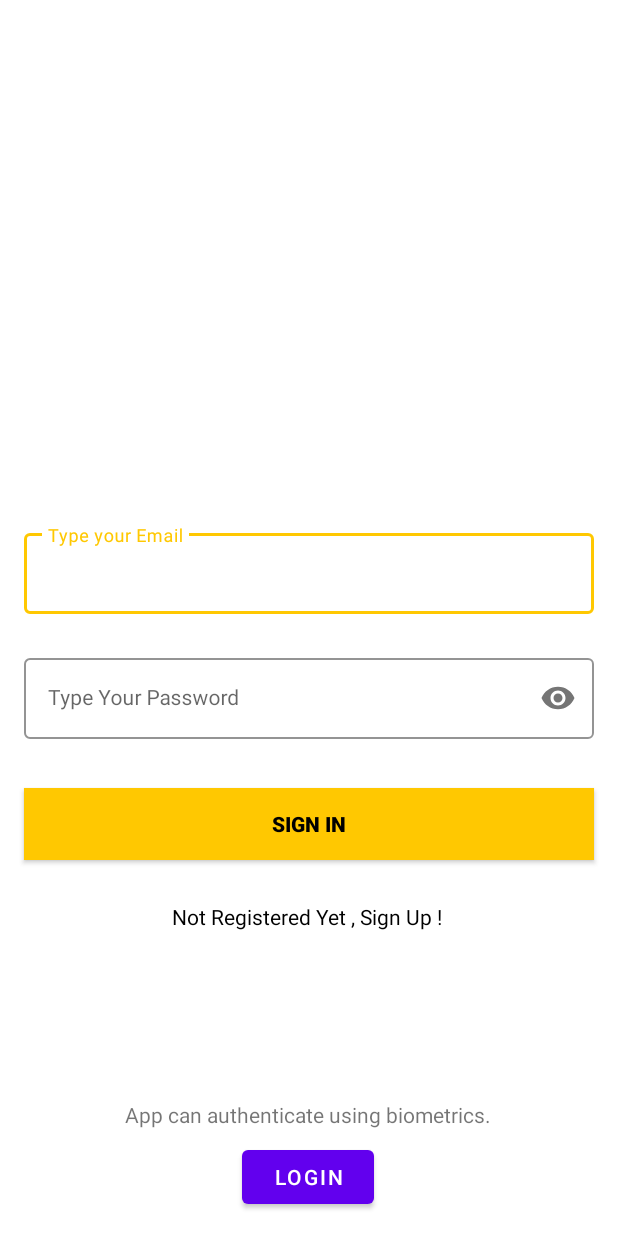
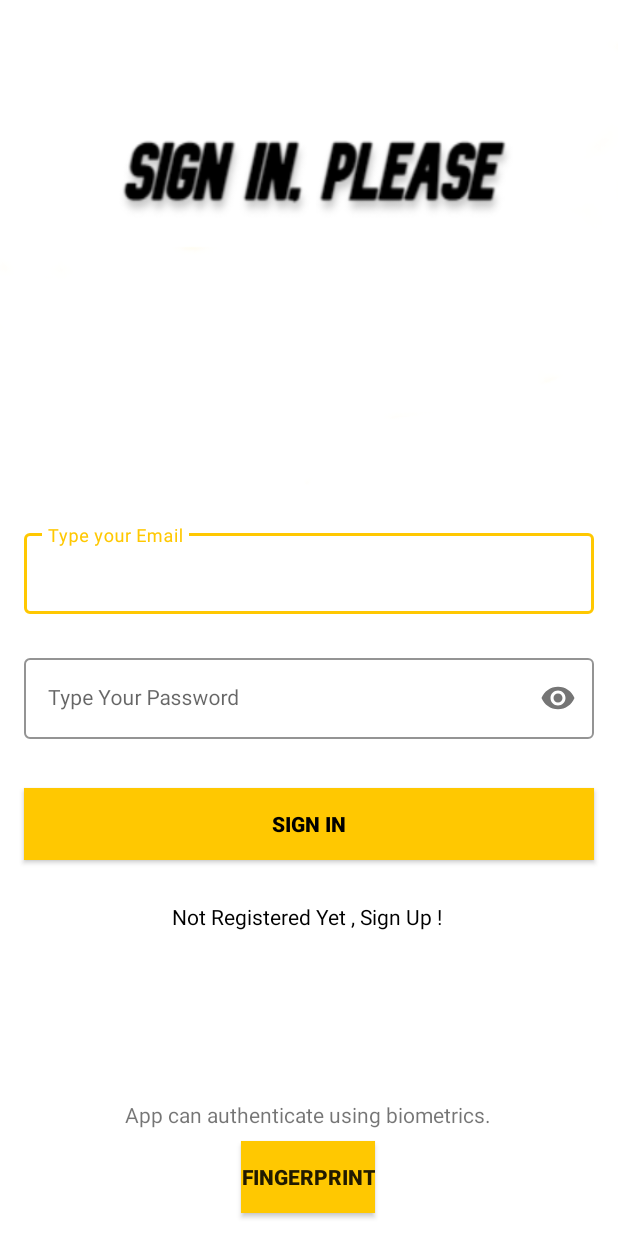
Before and after one commit to dicky1218/musicApp, an Android app: the screen it shows after launch (LoginActivity), on a phone screen of 412 x 824 dp. Run offline under Robolectric (Android 15) with nearby library versions, the phone set to English and light mode, and no system bars; our stand-ins replace Firebase (no records; nobody signed in at launch, a user with empty details on screens opened directly).

Commit message:
background

```diff
--- a/app/src/main/res/layout/activity_login.xml
+++ b/app/src/main/res/layout/activity_login.xml
@@ -4,6 +4,7 @@
     xmlns:tools="http://schemas.android.com/tools"
     android:layout_width="match_parent"
     android:layout_height="match_parent"
+    android:background="@drawable/signin_screen"
     tools:context=".LoginActivity">
 
     <com.google.android.material.textfield.TextInputLayout
@@ -81,12 +82,15 @@
         app:layout_constraintTop_toTopOf="parent"
         app:layout_constraintVertical_bias="0.911" />
 
-    <Button
+    <androidx.appcompat.widget.AppCompatButton
         android:id="@+id/biometric_login"
         android:layout_width="wrap_content"
         android:layout_height="wrap_content"
+        android:layout_marginHorizontal="16dp"
         android:layout_marginTop="8dp"
-        android:text="Login"
+        android:background="@color/yellow"
+        android:text="FingerPrint"
+        android:textStyle="bold"
         app:layout_constraintEnd_toEndOf="parent"
         app:layout_constraintHorizontal_bias="0.498"
         app:layout_constraintStart_toStartOf="parent"
--- a/app/src/main/res/layout/activity_register.xml
+++ b/app/src/main/res/layout/activity_register.xml
@@ -4,6 +4,7 @@
     xmlns:tools="http://schemas.android.com/tools"
     android:layout_width="match_parent"
     android:layout_height="match_parent"
+    android:background="@drawable/signup_screen"
     tools:context=".RegisterActivity">
 
     <com.google.android.material.textfield.TextInputLayout
```
Also changed, not shown: app/src/main/res/drawable/signin_screen.png (added), app/src/main/res/drawable/signup_screen.png (added).
